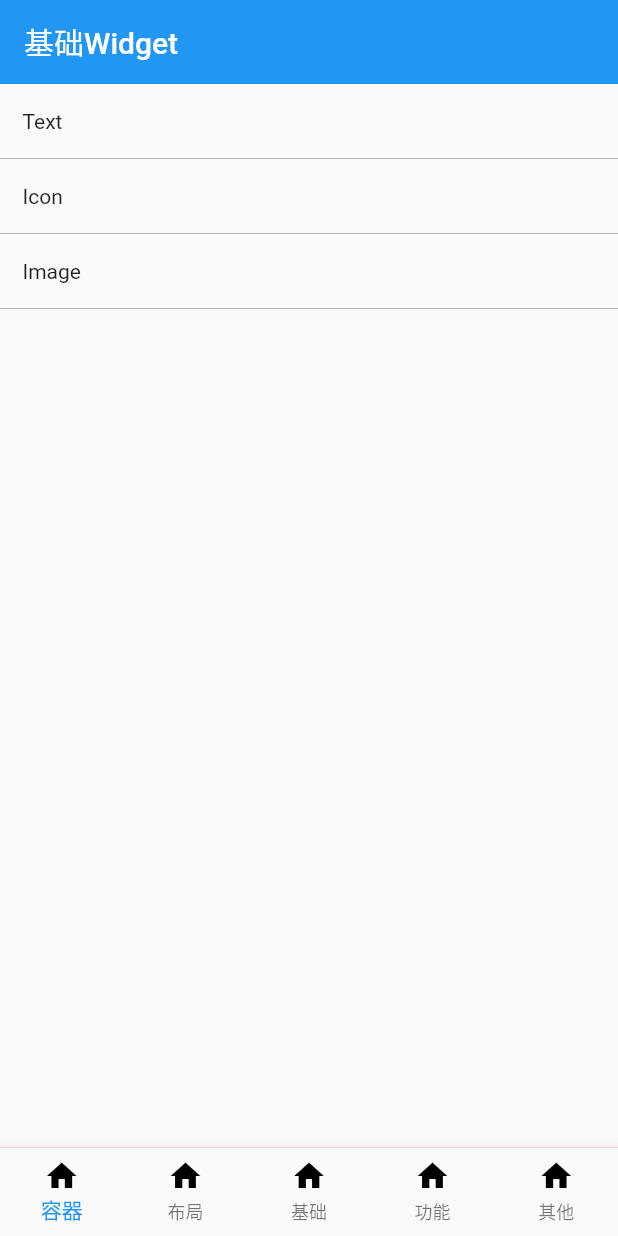
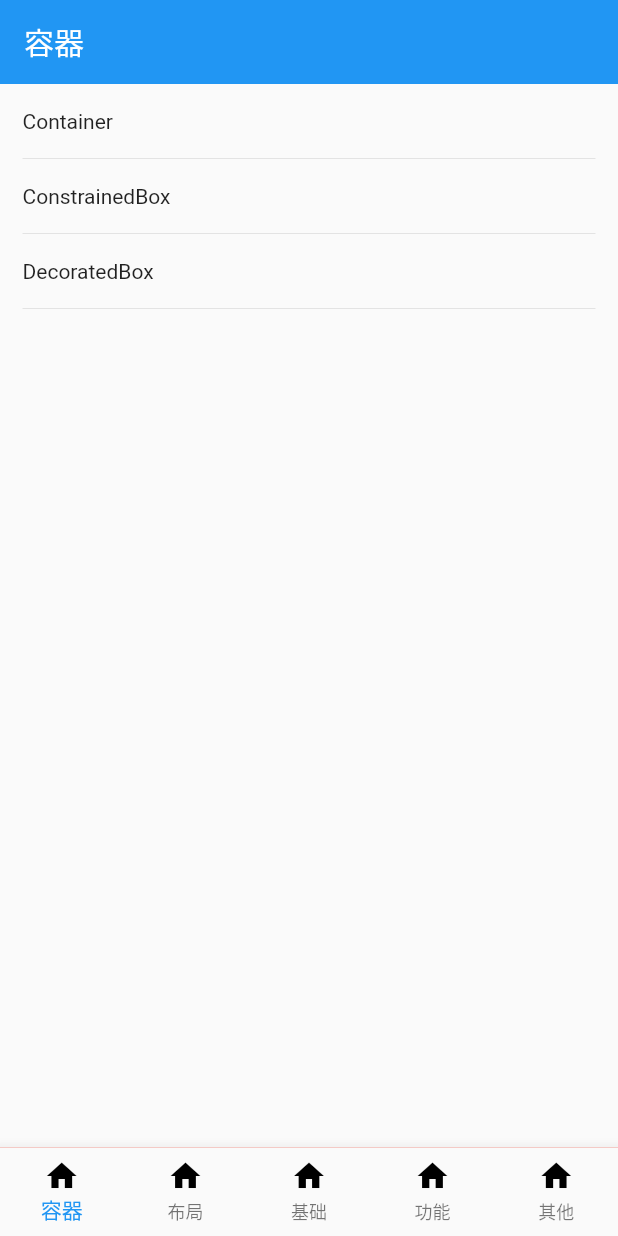
Before and after one commit to larry-snails/flutter_learn_app, a Flutter app: the screen it shows after launch, on a phone screen of 412 x 824 dp. Run offline on Flutter 3.47's test engine with Material 2 defaults, Android fonts, the phone set to English and light mode, and no system bars.

Commit message:
第二次提交

```diff
--- a/lib/BaseWidgets/base_widgets_list.dart
+++ b/lib/BaseWidgets/base_widgets_list.dart
@@ -1,31 +1,24 @@
 import 'package:flutter/material.dart';
 import '../model/public_list_model.dart';
+import '../View/base_cell.dart';
 
 class BaseWidgets extends StatelessWidget {
 
-  final List<ListViewModel> models = [
-    ListViewModel("Text", ""),
-    ListViewModel("Icon", ""),
-    ListViewModel("Image", ""),
-  ];
+  BaseWidgets(this.title, this.models);
+
+  final String title;
+
+  final List<ListViewModel> models;
 
   Widget listCellBuild(BuildContext context, int index) {
     ListViewModel model = models[index];
-    return Container(
-      child: Text(model.title),
-      height: 50.0,
-      padding: EdgeInsets.symmetric(horizontal: 15.0),
-      alignment: Alignment.centerLeft,
-      decoration: BoxDecoration(
-        border: Border(bottom: BorderSide(color: Colors.grey, width: 0.5,))
-      ),
-    );
+    return RootListViewCell(EdgeInsets.symmetric(horizontal: 15.0), model);
   }
   @override
   Widget build(BuildContext context) {
     return Scaffold(
       appBar: AppBar(
-        title: Text("基础Widget"),
+        title: Text(title),
         elevation: 0.0,
       ),
       body: ListView.builder(
--- /dev/null
+++ b/lib/View/base_cell.dart
@@ -0,0 +1,32 @@
+import 'package:flutter/material.dart';
+import '../model/public_list_model.dart';
+
+class RootListViewCell extends StatelessWidget {
+
+  RootListViewCell(this.padding, this.model);
+
+  final EdgeInsets padding;
+
+  final ListViewModel model;
+
+  @override
+  Widget build(BuildContext context) {
+    Widget widget = Container(
+      padding: padding,
+      child: Container(
+        child: Text(model.title),
+        height: 50.0,
+        alignment: Alignment.centerLeft,
+        decoration: BoxDecoration(
+          border: Border(bottom: BorderSide(color: Colors.black12, width: 0.5))
+        ),
+      ),
+    );
+    return GestureDetector(
+      child: widget,
+      onTap: () {
+        Navigator.pushNamed(context, model.url);
+      },
+    );
+  }
+}
--- a/lib/main.dart
+++ b/lib/main.dart
@@ -1,5 +1,8 @@
 import 'package:flutter/material.dart';
 import 'root_home_page.dart';
+import 'container/container_view.dart';
+import 'container/constrained_box.dart';
+import 'container/decorated_box_page.dart';
 
 void main() => runApp(MyApp());
 
@@ -13,7 +16,11 @@ class MyApp extends StatelessWidget {
 
       ),
       home: RootHomePage(),
-
+      routes: <String, WidgetBuilder> {
+        "container/container": (_) => ContainerPage(),
+        "container/ConstrainedBox": (_) => ConstrainedBoxPage(),
+        "container/DecoratedBox": (_) => DecoratedBoxPage(),
+        },
     );
   }
 }
--- a/lib/root_home_page.dart
+++ b/lib/root_home_page.dart
@@ -1,5 +1,6 @@
 import 'package:flutter/material.dart';
 import 'BaseWidgets/base_widgets_list.dart';
+import 'model/public_list_model.dart';
 
 class RootHomePage extends StatefulWidget {
 
@@ -43,12 +44,23 @@ class _RootHomePageState extends State<RootHomePage> {
       ),
     ];
 
+    List<ListViewModel> base_widget_models = [
+      ListViewModel("Text", ""),
+      ListViewModel("Icon", ""),
+      ListViewModel("Image", ""),
+    ];
+
+    List<ListViewModel> container_widget_models = [
+      ListViewModel("Container", "container/container"),
+      ListViewModel("ConstrainedBox", "container/ConstrainedBox"),
+      ListViewModel("DecoratedBox", "container/DecoratedBox"),
+    ];
     views = [
-      BaseWidgets(),
-      BaseWidgets(),
-      BaseWidgets(),
-      BaseWidgets(),
-      BaseWidgets(),
+      BaseWidgets("容器", container_widget_models),
+      BaseWidgets("布局", base_widget_models),
+      BaseWidgets("基础", base_widget_models),
+      BaseWidgets("功能", base_widget_models),
+      BaseWidgets("其他", base_widget_models),
     ];
   }
 
```
Also changed, not shown: lib/container/constrained_box.dart (added, +51 -0 lines), lib/container/container_view.dart (added, +30 -0 lines), lib/container/decorated_box_page.dart (added, +58 -0 lines).
